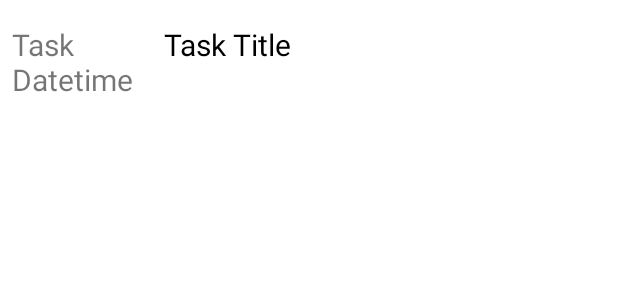
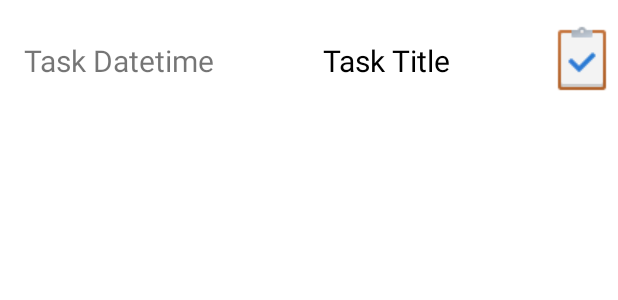
Before and after one commit to georgecpp/RemindBuddy, an Android app: the layout list_item_task.xml on its own in the app's theme, with its tools: preview values and no code run, on a phone screen of 412 x 824 dp. Shown: the top 300 px of the screen. Run offline under Robolectric (Android 15) with nearby library versions, the phone set to English and light mode, and no system bars.

Commit message:
[UPDATE] Task Solved integration and UI restablished.

```diff
--- /dev/null
+++ b/app/src/main/res/drawable/ic_baseline_done_outline_24.xml
@@ -0,0 +1,5 @@
+<vector android:height="24dp" android:tint="#1CAF1B"
+    android:viewportHeight="24" android:viewportWidth="24"
+    android:width="24dp" xmlns:android="http://schemas.android.com/apk/res/android">
+    <path android:fillColor="@android:color/white" android:pathData="M19.77,5.03l1.4,1.4L8.43,19.17l-5.6,-5.6 1.4,-1.4 4.2,4.2L19.77,5.03m0,-2.83L8.43,13.54l-4.2,-4.2L0,13.57 8.43,22 24,6.43 19.77,2.2z"/>
+</vector>
--- a/app/src/main/res/layout/list_item_task.xml
+++ b/app/src/main/res/layout/list_item_task.xml
@@ -4,35 +4,45 @@
     xmlns:app="http://schemas.android.com/apk/res-auto"
     xmlns:tools="http://schemas.android.com/tools"
     android:layout_width="match_parent"
-    android:layout_height="wrap_content">
+    android:layout_height="80dp">
 
     <TextView
         android:id="@+id/task_title"
-        android:layout_width="0dp"
+        android:layout_width="wrap_content"
         android:layout_height="wrap_content"
         android:layout_marginStart="16dp"
-        android:layout_marginTop="16dp"
         android:layout_marginEnd="8dp"
         android:text="Task Title"
         android:textColor="@android:color/black"
         android:textSize="20sp"
-        app:layout_constraintTop_toTopOf="parent"
+        app:layout_constraintBottom_toBottomOf="parent"
+        app:layout_constraintEnd_toStartOf="@+id/task_solved"
         app:layout_constraintStart_toEndOf="@+id/task_datetime"
-        />
+        app:layout_constraintTop_toTopOf="parent" />
 
     <TextView
         android:id="@+id/task_datetime"
-        android:layout_width="0dp"
+        android:layout_width="wrap_content"
         android:layout_height="wrap_content"
         android:layout_marginStart="16dp"
-        android:layout_marginTop="16dp"
         android:layout_marginEnd="8dp"
 
         android:text="Task Datetime"
         android:textSize="20sp"
-        app:layout_constraintEnd_toStartOf="@+id/task_title"
+        app:layout_constraintBottom_toBottomOf="parent"
         app:layout_constraintStart_toStartOf="parent"
+        app:layout_constraintTop_toTopOf="parent" />
+
+    <ImageView
+        android:id="@+id/task_solved"
+        android:layout_width="wrap_content"
+        android:layout_height="wrap_content"
+        app:layout_constraintEnd_toEndOf="parent"
         app:layout_constraintTop_toTopOf="parent"
-        />
+        app:layout_constraintBottom_toBottomOf="parent"
+        app:srcCompat="@drawable/ic_task_completed" />
 
 </androidx.constraintlayout.widget.ConstraintLayout>
+
+
+<!--    app:layout_constraintEnd_toStartOf="@+id/task_title"-->
```
Also changed, not shown: app/src/main/java/com/steelparrot/remindbuddy/TaskListFragment.java (+10 -0 lines), app/src/main/res/drawable/ic_task_completed.png (added).
